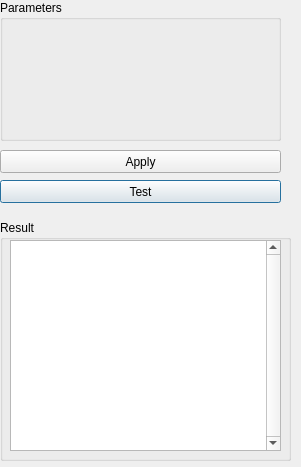
Above: source/Goldenberry/widgets/optimization/GbPbilCWidget.ui from narg95/goldenberry before the change. Below: the same form after it.
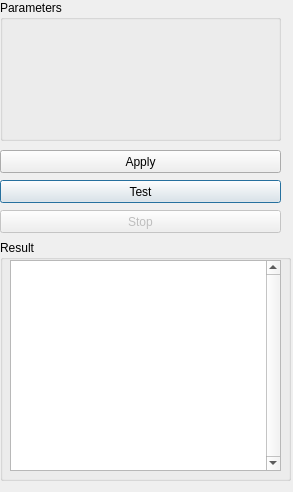
That is the form after the change.

Commit message: stop option included

Patch:
```diff
--- a/source/Goldenberry/widgets/optimization/GbPbilCWidget.ui
+++ b/source/Goldenberry/widgets/optimization/GbPbilCWidget.ui
@@ -10,8 +10,8 @@
    <rect>
     <x>0</x>
     <y>0</y>
-    <width>301</width>
-    <height>467</height>
+    <width>293</width>
+    <height>492</height>
    </rect>
   </property>
   <property name="windowTitle">
@@ -40,7 +40,7 @@
    <property name="geometry">
     <rect>
      <x>0</x>
-     <y>220</y>
+     <y>240</y>
      <width>291</width>
      <height>241</height>
     </rect>
@@ -88,6 +88,22 @@
     <string>Apply</string>
    </property>
   </widget>
+  <widget class="QPushButton" name="stopButton">
+   <property name="enabled">
+    <bool>false</bool>
+   </property>
+   <property name="geometry">
+    <rect>
+     <x>0</x>
+     <y>210</y>
+     <width>281</width>
+     <height>23</height>
+    </rect>
+   </property>
+   <property name="text">
+    <string>Stop</string>
+   </property>
+  </widget>
  </widget>
  <resources/>
  <connections/>
```
The commit also changes 8 other files.
